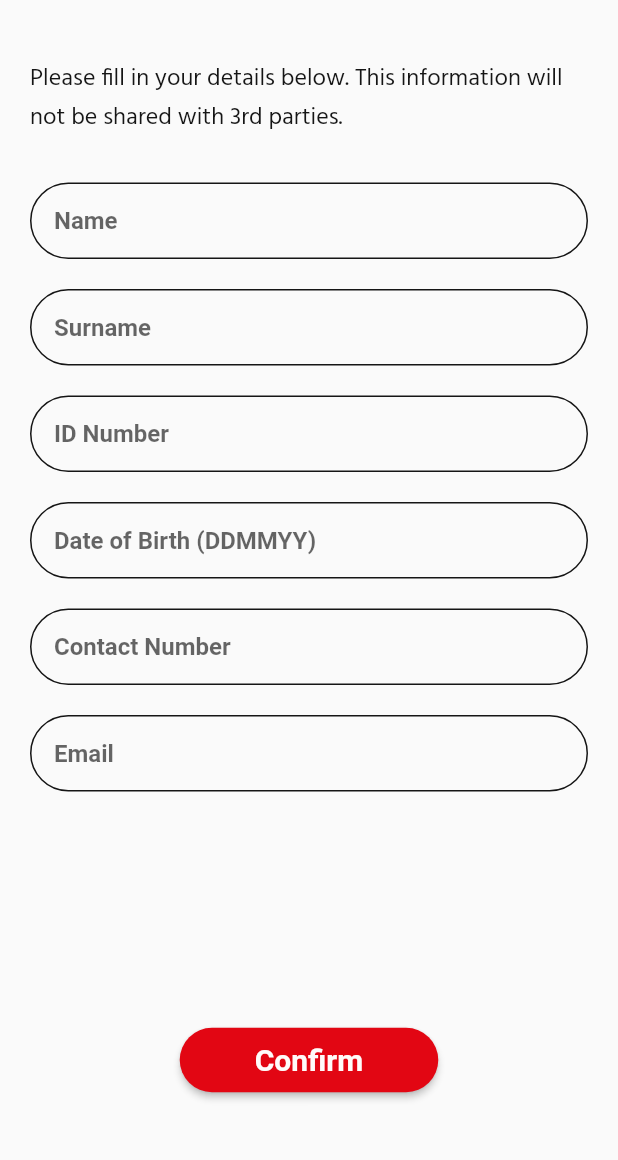
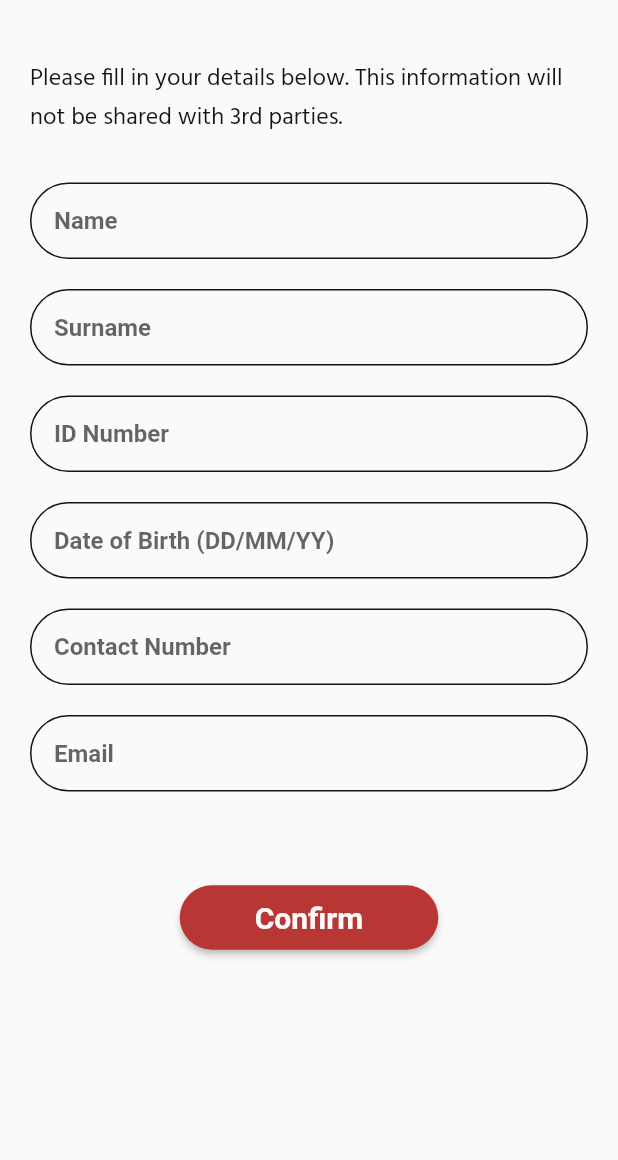
Before and after one commit to Jahn-Ellis/legal_cover, a Flutter app: the Navigation screen opened by its route, item 4 of the bottom bar chosen, after a tap on the "edit" icon, on a phone screen of 412 x 824 dp, the part 65-1225 px from its top. Run offline on Flutter 3.47's test engine with Material 2 defaults, Android fonts, the phone set to English and light mode, and no system bars; our stand-ins replace geolocator, shared_preferences; missing offline and left inert: mailer; accounts and stored records are empty.

Commit message:
Post-Launch minor bugfixes

```diff
--- a/lib/components/ad_hoc_text.dart
+++ b/lib/components/ad_hoc_text.dart
@@ -4,7 +4,7 @@ String needHelpDescription =
     'In the case of a legal emergency, tap the ‘Find Me’ button to share your details and location with Legal Cover. An agent will be notified of your emergency and get in touch as soon as possible.';
 
 String loginPageDescription =
-    'Use your email and the unique 4-digit code provided via SMS by your agent.';
+    'Use your email and the unique 5-digit code provided via SMS by your agent.';
 
 String infoPageDescription =
     'Please fill in your details below. This information will not be shared with 3rd parties.';
--- a/lib/constants.dart
+++ b/lib/constants.dart
@@ -9,7 +9,7 @@ const String RECIPIENT = 'sos@legalcover.co.za';
 const String legalCoverPin = '81171';
 
 // Yellows
-const Color legalCoverYellow = Color(0xFFFFEC00);
+const Color legalCoverYellow = Color(0xFFE4D300);
 const Color legalCoverYellowVar = Color(0xFFFFEA80);
 
 // Blacks
@@ -17,7 +17,7 @@ const Color legalCoverBlack = Color(0xFF151515);
 const Color legalCoverBlackVar = Color(0xFF8A8A8A);
 
 // Reds
-const Color legalCoverRed = Color(0xFFE20613);
+const Color legalCoverRed = Color(0xFFB83634);
 const Color legalCoverRedVar = Color(0xFFE99FA2);
 
 // Whites
--- a/lib/main.dart
+++ b/lib/main.dart
@@ -6,6 +6,7 @@ import 'package:legal_cover/screens/privacy_policy_screen.dart';
 import 'package:legal_cover/screens/terms_screen.dart';
 import 'package:legal_cover/screens/loading_screen_login.dart';
 import 'package:legal_cover/screens/loading_screen_details.dart';
+import 'package:flutter/services.dart';
 
 import 'package:provider/provider.dart';
 import 'package:legal_cover/model/user_data_handler.dart';
@@ -19,6 +20,8 @@ class MyApp extends StatelessWidget {
   Widget build(BuildContext context) {
     return ChangeNotifierProvider(
       create: (context) => UserDataHandler(),
+      child: AnnotatedRegion<SystemUiOverlayStyle>(
+        value: SystemUiOverlayStyle.dark,
         child: MaterialApp(
           debugShowCheckedModeBanner: false,
           initialRoute: LoadingScreenDetails.id,
@@ -32,6 +35,7 @@ class MyApp extends StatelessWidget {
             PolicyScreen.id: (context) => PolicyScreen(),
           },
         ),
+      ),
     );
   }
 }
--- a/lib/screens/emergency_screen.dart
+++ b/lib/screens/emergency_screen.dart
@@ -33,13 +33,13 @@ class EmergencyScreen extends StatelessWidget {
             actionLabel: 'Call',
             number: '112',
           ),
-          PageTitleLabel(title: 'Contact Cover Legal'),
+          PageTitleLabel(title: 'Contact Legal Cover'),
           CallCard(
             picture: 'Phone',
             heading: 'Phone',
             subHeading: 'Speak to an agent',
             actionLabel: 'Call',
-            number: '086 123 7779',
+            number: '0614097575',
           ),
           EmailCard(
             picture: 'Email',
--- a/lib/screens/info_screen.dart
+++ b/lib/screens/info_screen.dart
@@ -24,11 +24,12 @@ class InfoScreen extends StatelessWidget {
   @override
   Widget build(BuildContext context) {
     return Scaffold(
-      resizeToAvoidBottomInset: false,
       body: Consumer<UserDataHandler>(
         builder: (context, userDataHandler, child) {
           return SafeArea(
-            child: Column(
+            child: ListView(
+              children: [
+                Column(
                   children: [
                     PageTitleLabel(title: 'Complete your information'),
                     AdHocTextLabel(text: infoPageDescription),
@@ -48,6 +49,7 @@ class InfoScreen extends StatelessWidget {
                             ),
                           ),
                           child: TextField(
+                            textCapitalization: TextCapitalization.words,
                             decoration: InputDecoration(
                               hintText: 'Name',
                               contentPadding: EdgeInsets.all(15),
@@ -55,7 +57,8 @@ class InfoScreen extends StatelessWidget {
                             ),
                             onChanged: (value) {
                               name = value;
-                          Provider.of<UserDataHandler>(context, listen: false)
+                              Provider.of<UserDataHandler>(context,
+                                      listen: false)
                                   .updateName(value);
                             },
                           ),
@@ -78,6 +81,7 @@ class InfoScreen extends StatelessWidget {
                             ),
                           ),
                           child: TextField(
+                            textCapitalization: TextCapitalization.words,
                             decoration: InputDecoration(
                               hintText: 'Surname',
                               contentPadding: EdgeInsets.all(15),
@@ -85,7 +89,8 @@ class InfoScreen extends StatelessWidget {
                             ),
                             onChanged: (value) {
                               surname = value;
-                          Provider.of<UserDataHandler>(context, listen: false)
+                              Provider.of<UserDataHandler>(context,
+                                      listen: false)
                                   .updateSurname(value);
                             },
                           ),
@@ -116,7 +121,8 @@ class InfoScreen extends StatelessWidget {
                             ),
                             onChanged: (value) {
                               idNum = value;
-                          Provider.of<UserDataHandler>(context, listen: false)
+                              Provider.of<UserDataHandler>(context,
+                                      listen: false)
                                   .updateIdNum(value);
                             },
                           ),
@@ -140,13 +146,14 @@ class InfoScreen extends StatelessWidget {
                           ),
                           child: TextField(
                             decoration: InputDecoration(
-                          hintText: 'Date of Birth (DDMMYY)',
+                              hintText: 'Date of Birth (DD/MM/YY)',
                               contentPadding: EdgeInsets.all(15),
                               border: InputBorder.none,
                             ),
                             onChanged: (value) {
                               dob = value;
-                          Provider.of<UserDataHandler>(context, listen: false)
+                              Provider.of<UserDataHandler>(context,
+                                      listen: false)
                                   .updateDob(value);
                             },
                           ),
@@ -177,7 +184,8 @@ class InfoScreen extends StatelessWidget {
                             ),
                             onChanged: (value) {
                               contactNum = value;
-                          Provider.of<UserDataHandler>(context, listen: false)
+                              Provider.of<UserDataHandler>(context,
+                                      listen: false)
                                   .updateContactNum(value);
                             },
                           ),
@@ -208,23 +216,24 @@ class InfoScreen extends StatelessWidget {
                             ),
                             onChanged: (value) {
                               email = value;
-                          Provider.of<UserDataHandler>(context, listen: false)
+                              Provider.of<UserDataHandler>(context,
+                                      listen: false)
                                   .updateEmail(value);
                             },
                           ),
                         ),
                       ),
                     ),
-                Expanded(
-                  child: Align(
+                    Align(
                       alignment: FractionalOffset.bottomCenter,
                       child: Padding(
-                      padding: const EdgeInsets.only(bottom: 40.0),
+                        padding: const EdgeInsets.symmetric(vertical: 40.0),
                         child: Padding(
                           padding: const EdgeInsets.all(10.0),
                           child: ElevatedButton(
                             onPressed: () {
-                            if (!RegExp(r"^([a-zA-Z]{2,20})$").hasMatch(name) ||
+                              if (!RegExp(r"^([a-zA-Z]{2,20})$")
+                                      .hasMatch(name) ||
                                   name == 'not valid') {
                                 showDialog<String>(
                                     context: context,
@@ -237,14 +246,15 @@ class InfoScreen extends StatelessWidget {
                                     context: context,
                                     builder: (BuildContext context) =>
                                         SurnameErrorDialogBox());
-                            } else if (!RegExp(r"^([0-9]{13})$")
+                              } else if (!RegExp(
+                                          r"^([0-9]{13}|[A-Z0-9]{8}|[A-Z0-9]{9})$")
                                       .hasMatch(idNum) ||
                                   idNum == 'not valid') {
                                 showDialog<String>(
                                     context: context,
                                     builder: (BuildContext context) =>
                                         IdNumErrorDialogBox());
-                            } else if (!RegExp(r"^([a-zA-Z0-9_]{2,30})$")
+                              } else if (!RegExp(r"^([0-9/]{8})$")
                                       .hasMatch(dob) ||
                                   dob == 'not valid') {
                                 showDialog<String>(
@@ -294,6 +304,7 @@ class InfoScreen extends StatelessWidget {
                         ),
                       ),
                     ),
+                  ],
                 ),
               ],
             ),
--- a/lib/screens/profile_screen.dart
+++ b/lib/screens/profile_screen.dart
@@ -50,40 +50,39 @@ class ProfileScreen extends StatelessWidget {
                                 Padding(
                                   padding: const EdgeInsets.all(10.0),
                                   child: Row(
-                                    mainAxisAlignment:
-                                        MainAxisAlignment.spaceBetween,
+                                    mainAxisAlignment: MainAxisAlignment.end,
                                     children: [
-                                      Padding(
-                                        padding: const EdgeInsets.symmetric(
-                                            vertical: 10.0),
-                                        child: ElevatedButton(
-                                          onPressed: () {
-                                            Navigator.pushReplacementNamed(
-                                                context, LoadingScreenLogin.id);
-                                            Provider.of<UserDataHandler>(
-                                                    context,
-                                                    listen: false)
-                                                .updateLogin(false);
-                                          },
-                                          child: Text(
-                                            'Log out',
-                                            style: legalCoverRobotoWhite,
-                                          ),
-                                          style: ElevatedButton.styleFrom(
-                                            primary: legalCoverRed,
-                                            padding: EdgeInsets.symmetric(
-                                                horizontal: 50, vertical: 10),
-                                            textStyle: TextStyle(
-                                              fontSize: 16,
-                                              fontWeight: FontWeight.bold,
-                                            ),
-                                            shape: RoundedRectangleBorder(
-                                              borderRadius:
-                                                  BorderRadius.circular(30),
-                                            ),
-                                          ),
-                                        ),
-                                      ),
+                                      // Padding(
+                                      //   padding: const EdgeInsets.symmetric(
+                                      //       vertical: 10.0),
+                                      //   child: ElevatedButton(
+                                      //     onPressed: () {
+                                      //       Navigator.pushReplacementNamed(
+                                      //           context, LoadingScreenLogin.id);
+                                      //       Provider.of<UserDataHandler>(
+                                      //               context,
+                                      //               listen: false)
+                                      //           .updateLogin(false);
+                                      //     },
+                                      //     child: Text(
+                                      //       'Log out',
+                                      //       style: legalCoverRobotoWhite,
+                                      //     ),
+                                      //     style: ElevatedButton.styleFrom(
+                                      //       primary: legalCoverRed,
+                                      //       padding: EdgeInsets.symmetric(
+                                      //           horizontal: 50, vertical: 10),
+                                      //       textStyle: TextStyle(
+                                      //         fontSize: 16,
+                                      //         fontWeight: FontWeight.bold,
+                                      //       ),
+                                      //       shape: RoundedRectangleBorder(
+                                      //         borderRadius:
+                                      //             BorderRadius.circular(30),
+                                      //       ),
+                                      //     ),
+                                      //   ),
+                                      // ),
                                       IconButton(
                                         icon: Icon(Icons.edit),
                                         tooltip: 'Edit User Information',
--- a/pubspec.yaml
+++ b/pubspec.yaml
@@ -13,7 +13,7 @@ publish_to: 'none'
 # In iOS, build-name is used as CFBundleShortVersionString while build-number used as CFBundleVersion.
 # Read more about iOS versioning at
 # https://developer.apple.com/library/archive/documentation/General/Reference/InfoPlistKeyReference/Articles/CoreFoundationKeys.html
-version: 1.0.3+4
+version: 1.0.5+6
 
 environment:
   sdk: ">=2.7.0 <3.0.0"
```
Also changed, not shown: images/LegalCoverCard.png, 34 other files. Lines whose indentation alone changed are shown as unchanged.
